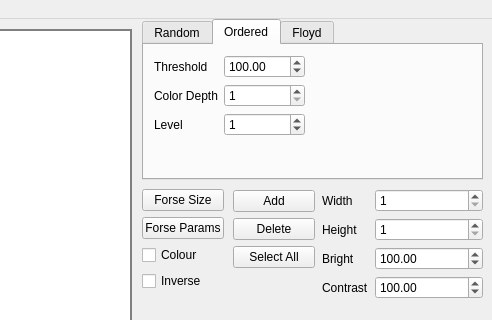
This is mainwindow.ui in Pomidor1638/DitherIT as Qt 5 draws it before an edit; both pictures show x 228 to 720 and y 0 to 320 of the 720 by 570 pixel window. The edited form follows.
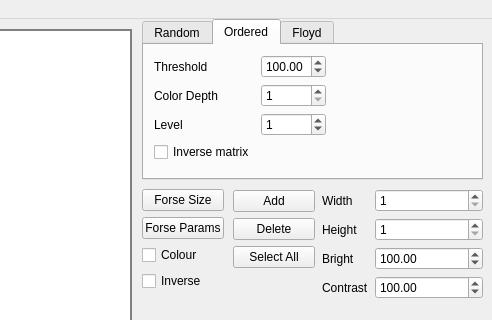
This is the edited form.

Commit message: fixed bug in bayer matrix. level was used as matrix size

```diff
--- a/mainwindow.ui
+++ b/mainwindow.ui
@@ -299,8 +299,8 @@
        <rect>
         <x>10</x>
         <y>10</y>
-        <width>151</width>
-        <height>111</height>
+        <width>172</width>
+        <height>117</height>
        </rect>
       </property>
       <layout class="QFormLayout" name="OrderedParamsLayout">
@@ -374,6 +374,19 @@
          </property>
         </widget>
        </item>
+       <item row="3" column="0">
+        <widget class="QCheckBox" name="orderedInverseMatrixFlag">
+         <property name="text">
+          <string>Inverse matrix</string>
+         </property>
+         <property name="checked">
+          <bool>false</bool>
+         </property>
+         <property name="autoRepeat">
+          <bool>false</bool>
+         </property>
+        </widget>
+       </item>
       </layout>
      </widget>
     </widget>
```
The commit also changes 4 other files.
